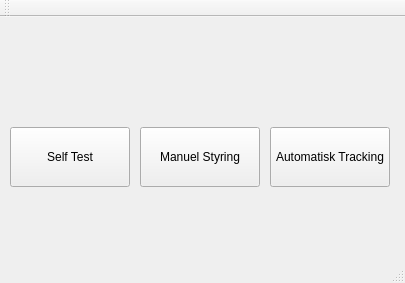
Qt form LinuxProject1/LinuxProject1/MainWindow.ui (simoher/SemesterProjekt3IHA) before a commit.
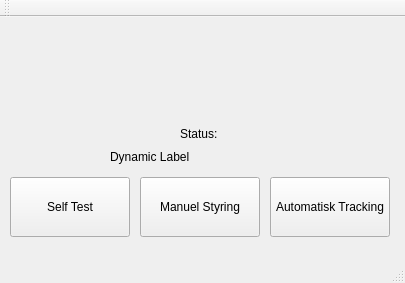
The same form after that commit.

Commit message: Label update mulig

Diff of the .ui file:
```diff
--- a/LinuxProject1/LinuxProject1/MainWindow.ui
+++ b/LinuxProject1/LinuxProject1/MainWindow.ui
@@ -18,7 +18,7 @@
     <property name="geometry">
      <rect>
       <x>270</x>
-      <y>110</y>
+      <y>160</y>
       <width>120</width>
       <height>60</height>
      </rect>
@@ -31,7 +31,7 @@
     <property name="geometry">
      <rect>
       <x>10</x>
-      <y>110</y>
+      <y>160</y>
       <width>120</width>
       <height>60</height>
      </rect>
@@ -44,7 +44,7 @@
     <property name="geometry">
      <rect>
       <x>140</x>
-      <y>110</y>
+      <y>160</y>
       <width>120</width>
       <height>60</height>
      </rect>
@@ -53,6 +53,38 @@
      <string>Manuel Styring</string>
     </property>
    </widget>
+   <widget class="QLabel" name="label_nondynamic">
+    <property name="geometry">
+     <rect>
+      <x>180</x>
+      <y>110</y>
+      <width>50</width>
+      <height>13</height>
+     </rect>
+    </property>
+    <property name="text">
+     <string>Status:</string>
+    </property>
+   </widget>
+   <widget class="QLabel" name="label_dynamic">
+    <property name="geometry">
+     <rect>
+      <x>110</x>
+      <y>130</y>
+      <width>161</width>
+      <height>20</height>
+     </rect>
+    </property>
+    <property name="layoutDirection">
+     <enum>Qt::LeftToRight</enum>
+    </property>
+    <property name="autoFillBackground">
+     <bool>false</bool>
+    </property>
+    <property name="text">
+     <string>Dynamic Label</string>
+    </property>
+   </widget>
   </widget>
   <widget class="QMenuBar" name="menuBar">
    <property name="geometry">
```
The commit also changes 16 other files.
